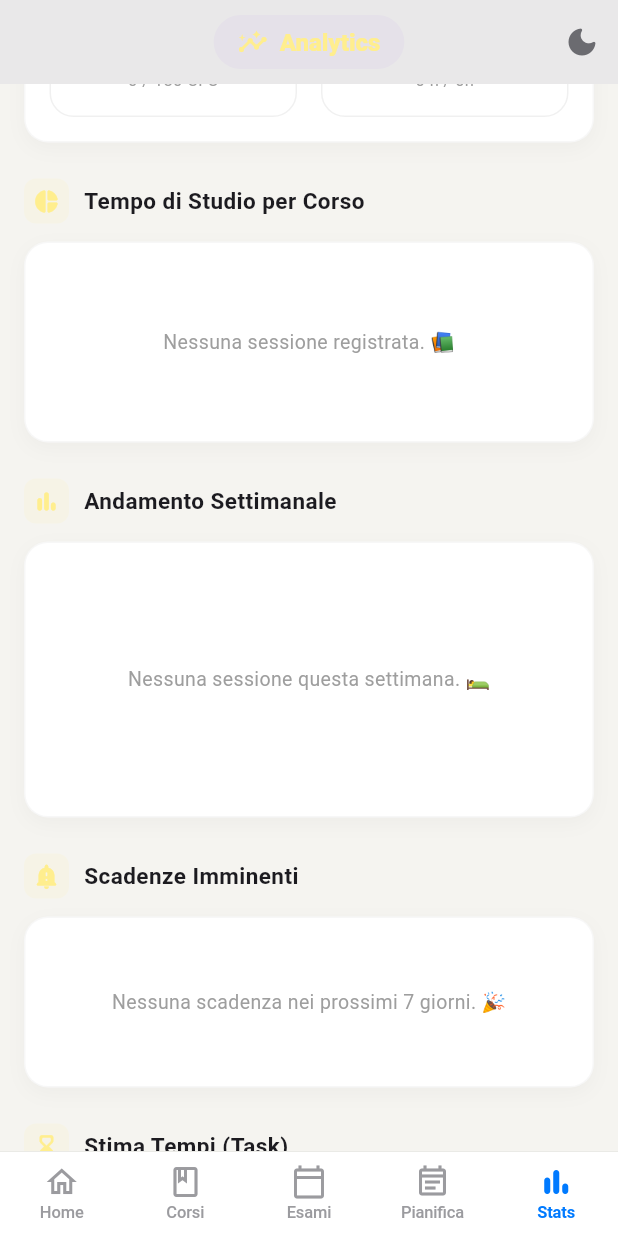
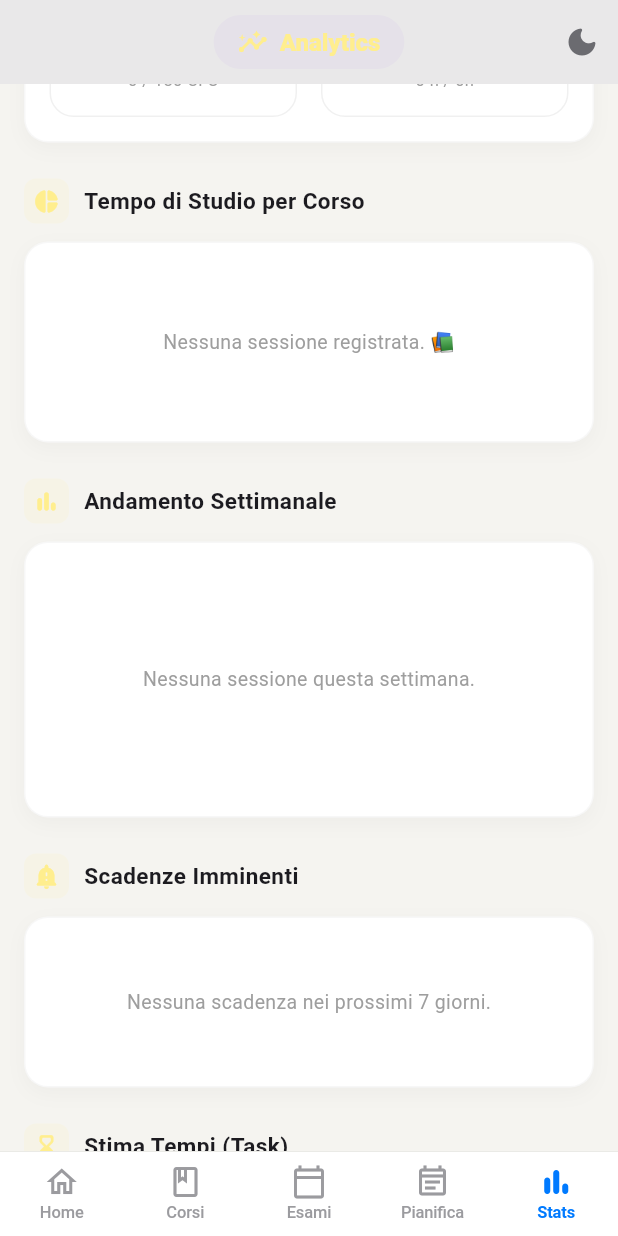
Before and after one commit to famato46/MOBPROG_StudyPlanner-ExamTracker-G12, a Flutter app: the screen it shows after launch, item 5 of the bottom bar chosen, scrolled down 576 dp, on a phone screen of 412 x 824 dp. Run offline on Flutter 3.47's test engine with Material 3 defaults, Android fonts, the light colour scheme and no system bars; our stand-ins replace fl_chart, shared_preferences, sqflite; accounts and stored records are empty.

Commit message:
Tolgo emoji

```diff
--- a/lib/screens/stats_screen.dart
+++ b/lib/screens/stats_screen.dart
@@ -405,7 +405,7 @@ class _StatsScreenState extends State<StatsScreen> {
       return const SizedBox(
         height: 150,
         child: Center(
-          child: Text('Nessuna sessione questa settimana. 🛌',
+          child: Text('Nessuna sessione questa settimana.',
               style: TextStyle(color: Colors.grey, fontSize: 13)),
         ),
       );
@@ -579,7 +579,7 @@ class _StatsScreenState extends State<StatsScreen> {
       return const SizedBox(
         height: 80,
         child: Center(
-          child: Text('Nessuna scadenza nei prossimi 7 giorni. 🎉',
+          child: Text('Nessuna scadenza nei prossimi 7 giorni.',
               style: TextStyle(color: Colors.grey, fontSize: 13)),
         ),
       );
@@ -593,7 +593,7 @@ class _StatsScreenState extends State<StatsScreen> {
         final giorni = dataEsame.difference(oggi).inDays;
 
         final testoGiorni = giorni == 0
-            ? 'Oggi! 🚨'
+            ? 'Oggi!'
             : giorni == 1
                 ? 'Domani'
                 : 'In $giorni gg';
```
